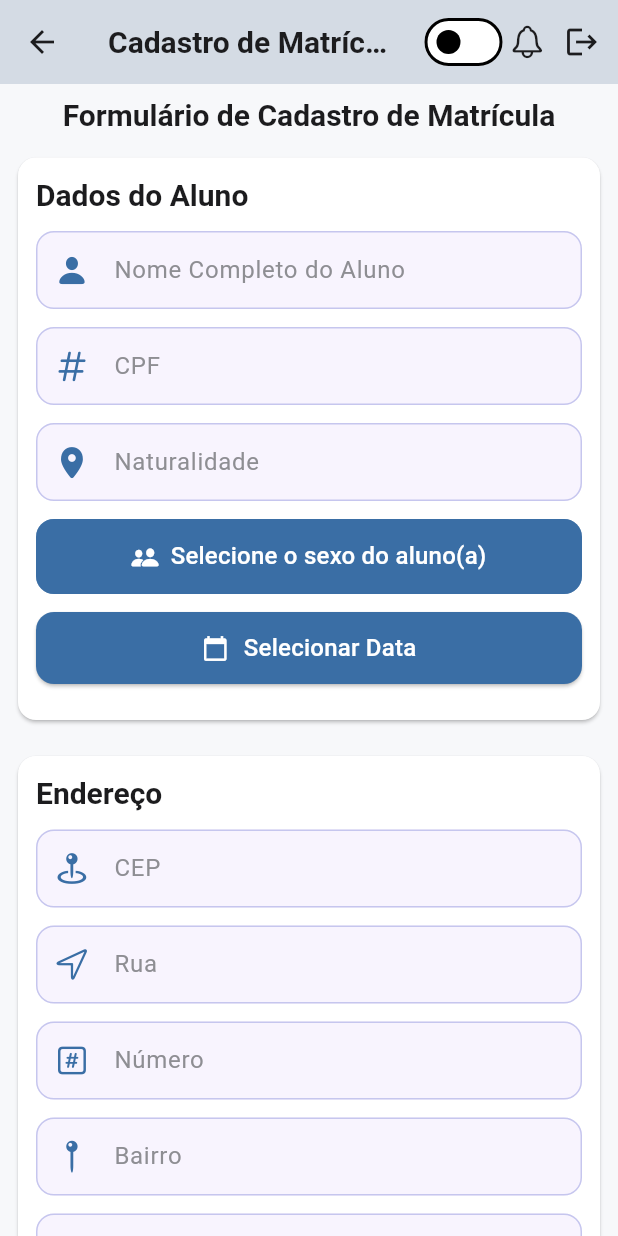
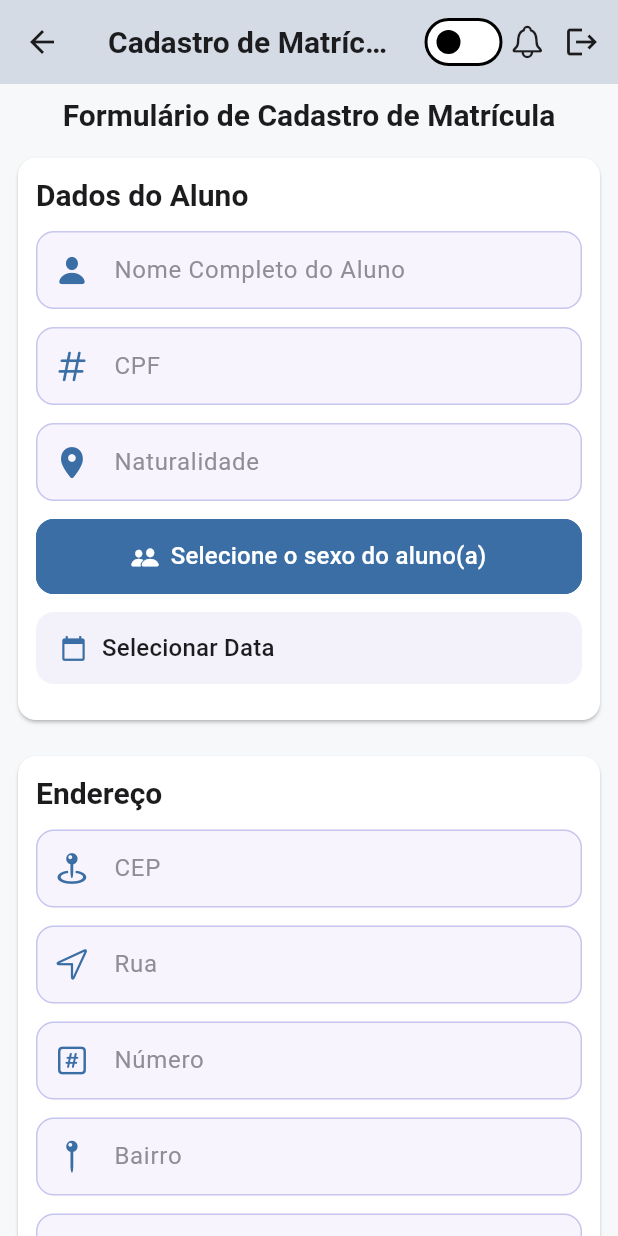
Before and after one commit to ianpage08/portal_do_aluno_flutter, a Flutter app: the MatriculaCadastro screen opened by its route, on a phone screen of 412 x 824 dp. Run offline on Flutter 3.47's test engine with Material 3 defaults, Android fonts, the phone set to English and light mode, and no system bars; our stand-ins replace another_flushbar, cloud_firestore, firebase_auth, firebase_core, firebase_messaging, flutter_local_notifications and 4 more; missing offline and left inert: bcrypt; accounts and stored records are empty; key blocks and very long unbroken strings in the code were emptied for the run.

Commit message:
style dataPicker

```diff
--- a/portal_do_aluno/lib/admin/presentation/widgets/data_picker_calendario.dart
+++ b/portal_do_aluno/lib/admin/presentation/widgets/data_picker_calendario.dart
@@ -1,4 +1,5 @@
 import 'package:flutter/material.dart';
+import 'package:portal_do_aluno/core/app_constants/colors.dart';
 
 class DataPickerCalendario extends StatefulWidget {
   final DateTime? isSelecionada;
@@ -26,7 +27,15 @@ class _DataPickerCalendarioState extends State<DataPickerCalendario> {
     return SizedBox(
       width: double.infinity,
       child: ElevatedButton(
-        style: Theme.of(context).elevatedButtonTheme.style!,
+        style: ElevatedButton.styleFrom(
+          backgroundColor: const Color.fromARGB(36, 172, 160, 228),
+          shadowColor: Colors.transparent,
+          foregroundColor: AppColors.lightTextPrimary,
+
+          shape: RoundedRectangleBorder(
+            borderRadius: BorderRadius.circular(12),
+          ),
+        ),
         onPressed: () async {
           final DateTime? data = await showDatePicker(
             context: context,
@@ -41,20 +50,24 @@ class _DataPickerCalendarioState extends State<DataPickerCalendario> {
             widget.onDate(dataSelecionada); //avisa o pai tipo um callback
           }
         },
+        child: Padding(
+          padding: const EdgeInsets.symmetric(horizontal: 16),
           child: Row(
-          mainAxisAlignment: MainAxisAlignment.center,
+            mainAxisAlignment: MainAxisAlignment.start,
             children: [
-            const Icon(Icons.calendar_today, color: Colors.white),
+              Icon(
+                Icons.calendar_today,
+                color: Theme.of(context).iconTheme.color,
+              ),
               const SizedBox(width: 10),
               Text(
                 dataSelecionada != null
                     ? '${dataSelecionada!.day}/${dataSelecionada!.month}/${dataSelecionada!.year}'
                     : 'Selecionar Data',
-              style: Theme.of(
-                context,
-              ).textTheme.titleMedium!.copyWith(color: Colors.white),
+                style: Theme.of(context).textTheme.titleMedium!,
               ),
             ],
+          ),
         ),
       ),
     );
--- a/portal_do_aluno/lib/core/theme/light_theme.dart
+++ b/portal_do_aluno/lib/core/theme/light_theme.dart
@@ -24,15 +24,16 @@ ThemeData get lightTheme {
         padding: const EdgeInsets.symmetric(vertical: 12),
         backgroundColor: const Color.fromARGB(36, 172, 160, 228),
         foregroundColor: const Color.fromARGB(255, 41, 41, 41),
-        side: const BorderSide(color: Color.fromARGB(150, 58, 110, 165)),
+        side: const BorderSide(color: AppColors.lightIcon),
         shape: RoundedRectangleBorder(borderRadius: BorderRadius.circular(12)),
       ),
     ),
     elevatedButtonTheme: ElevatedButtonThemeData(
       style: ElevatedButton.styleFrom(
-        backgroundColor: AppColors.lightPrimary,
+        backgroundColor: const Color.fromARGB(137, 43, 72, 201),
         foregroundColor: AppColors.lightTextPrimary,
         padding: const EdgeInsets.symmetric(vertical: 12),
+        shadowColor: const Color.fromARGB(255, 0, 0, 0),
         shape: RoundedRectangleBorder(borderRadius: BorderRadius.circular(12)),
       ),
     ),
--- a/portal_do_aluno/lib/teacher/presentation/pages/cadastro_exercicio.dart
+++ b/portal_do_aluno/lib/teacher/presentation/pages/cadastro_exercicio.dart
@@ -159,10 +159,11 @@ class _CadastroExercicioState extends State<CadastroExercicio> {
                       ),
                       const SizedBox(height: 6),
                       TextFormFieldPersonalizado(
+                        maxLines: 3,
                         prefixIcon: const Icon(Icons.notes),
                         controller: _mapController['conteudo']!,
 
-                        hintText: 'Atividade da pagina 10  á 20 ',
+                        hintText: 'Ex: Atividade da pagina 10  á 20 ',
                       ),
                       const SizedBox(height: 16),
                       Text(
```
Lines whose indentation alone changed are shown as unchanged.
